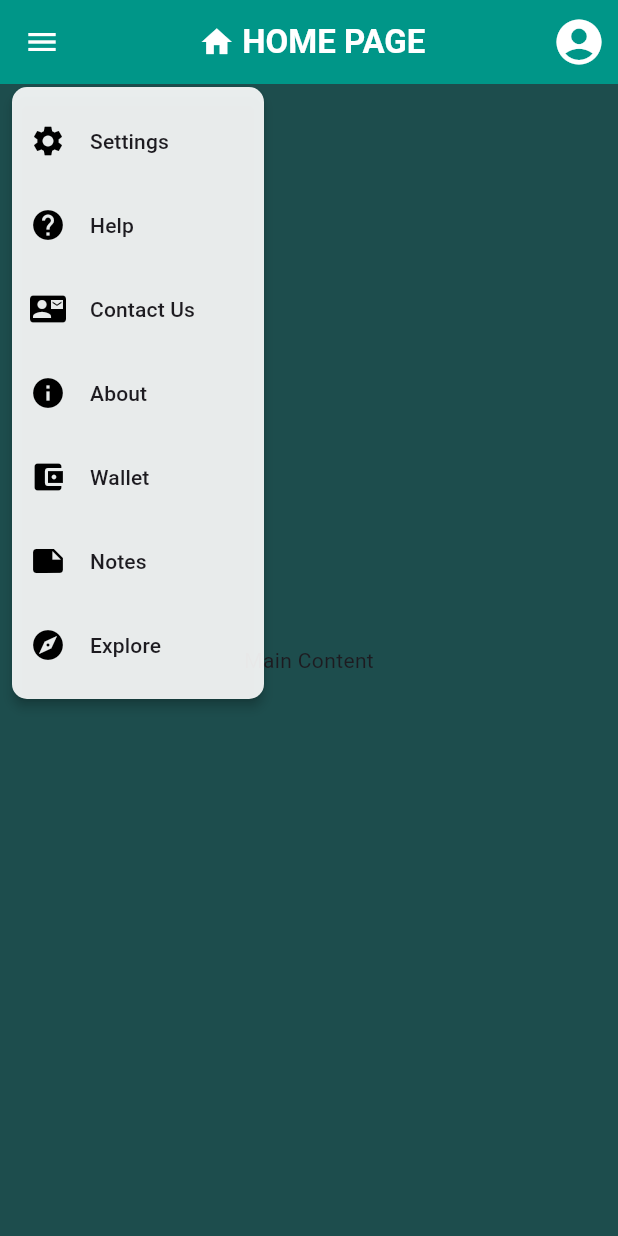
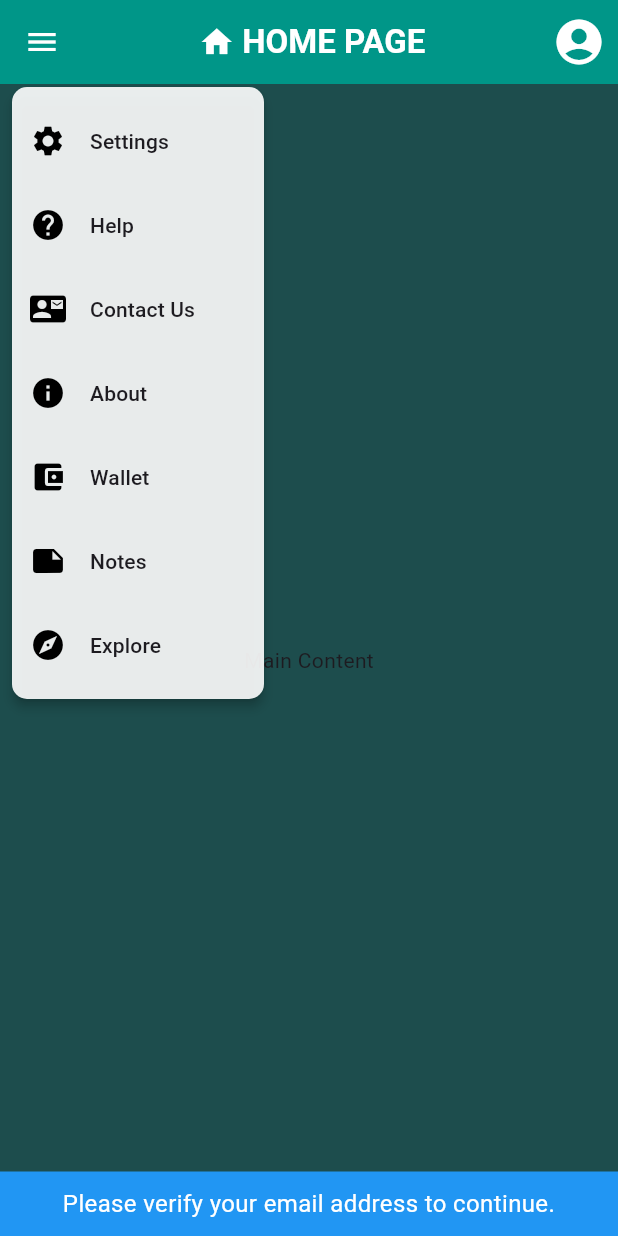
Before and after one commit to Fzzz03/firebase_integration, a Flutter app: the HomePage screen opened by its route, after a tap on the "menu" icon, on a phone screen of 412 x 824 dp. Run offline on Flutter 3.47's test engine with Material 3 defaults, Android fonts, the phone set to English and light mode, and no system bars; our stand-ins replace firebase_auth, firebase_core, google_sign_in; accounts and stored records are empty.

Commit message:
Update home_page.dart

```diff
--- a/lib/home_page.dart
+++ b/lib/home_page.dart
@@ -5,7 +5,7 @@ import 'profile_page.dart'; // Import your profile page
 import 'zakat_welcome_screen.dart'; // Import your welcome page
 
 class HomePage extends StatelessWidget {
-  const HomePage({super.key});
+  const HomePage({super.key, required bool showVerificationMessage});
 
   @override
   Widget build(BuildContext context) {
@@ -32,8 +32,34 @@ class HomePage extends StatelessWidget {
         ],
       ),
       backgroundColor: Theme.of(context).scaffoldBackgroundColor,
-      body: Center(
-        child: Text('Main Content'), // Placeholder for main content
+      body: Stack(
+        children: [
+          Center(
+            child: Text('Main Content'), // Placeholder for main content
+          ),
+          _buildVerificationMessage(context),
+        ],
+      ),
+    );
+  }
+
+  Widget _buildVerificationMessage(BuildContext context) {
+    // This is your message that will be shown at the bottom
+    return Positioned(
+      bottom: 0,
+      left: 0,
+      right: 0,
+      child: Container(
+        color: Colors.blue,
+        padding: const EdgeInsets.symmetric(vertical: 10),
+        child: const Text(
+          'Please verify your email address to continue.',
+          textAlign: TextAlign.center,
+          style: TextStyle(
+            color: Colors.white,
+            fontSize: 16,
+          ),
+        ),
       ),
     );
   }
```
